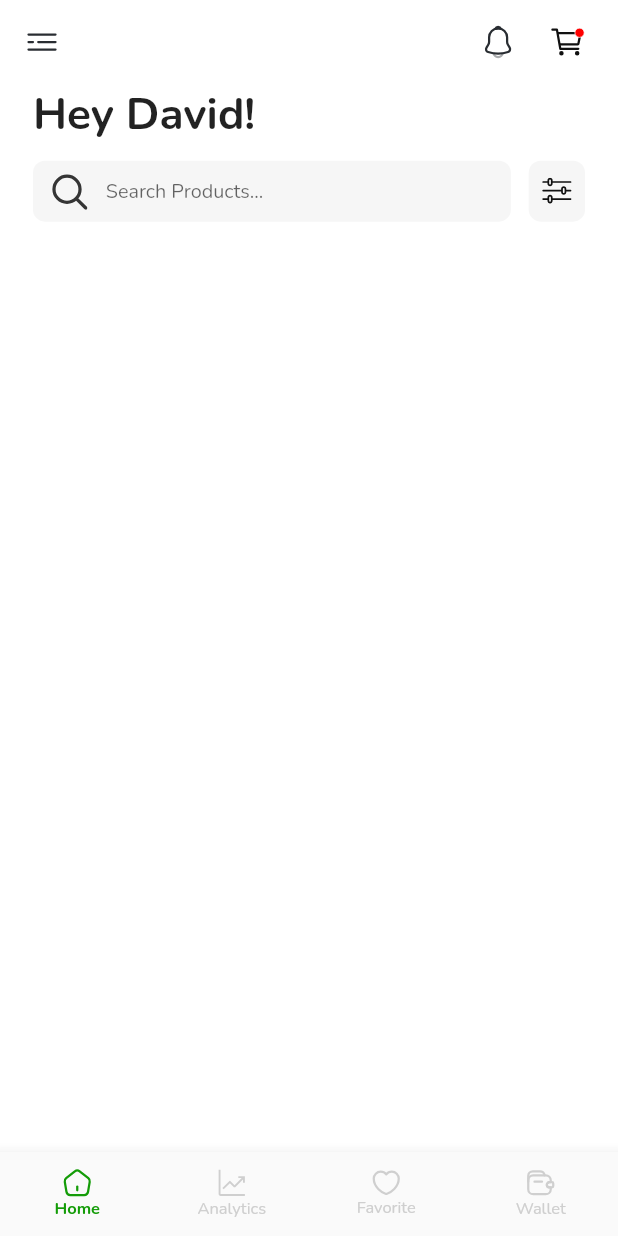
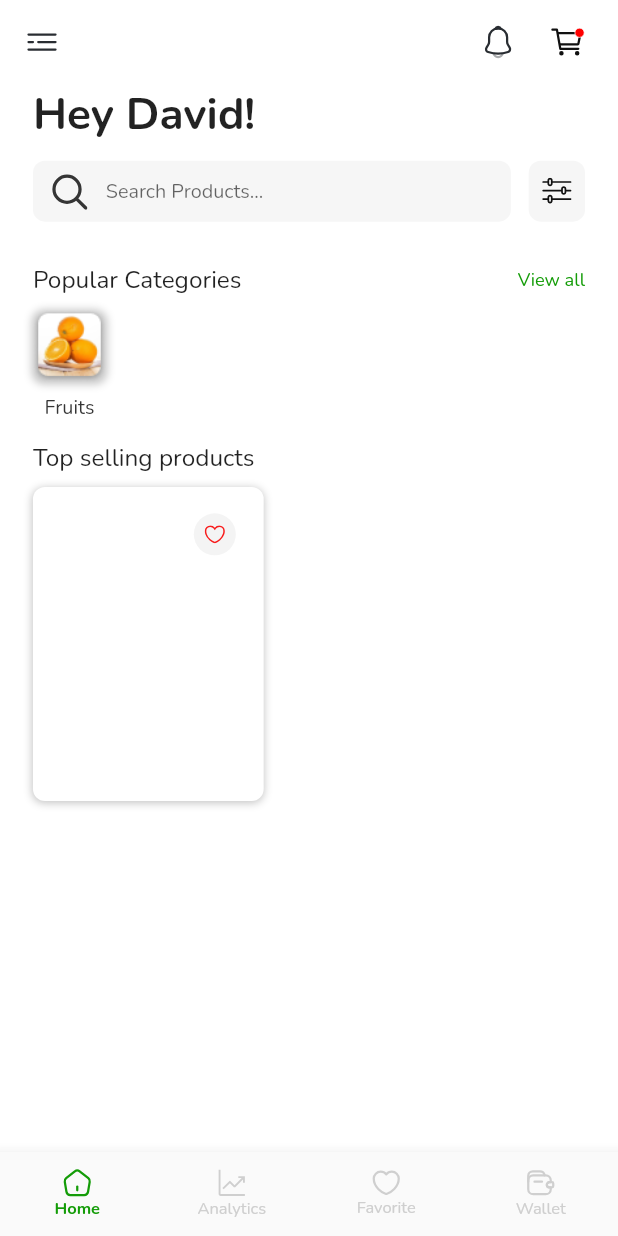
Before and after one commit to Gfash436/GoFarmNG, a Flutter app: the screen it shows after launch, on a phone screen of 412 x 824 dp. Run offline on Flutter 3.47's test engine with Material 2 defaults, Android fonts, the phone set to English and light mode, and no system bars; our stand-ins replace flutter_svg.

Commit message:
top selling products

```diff
--- /dev/null
+++ b/lib/Screens/home_screen/app_bar.dart
@@ -0,0 +1,31 @@
+import 'package:flutter/material.dart';
+import 'package:flutter_svg/flutter_svg.dart';
+
+import '../../Constants/size_config.dart';
+
+AppBar appBar() {
+  return AppBar(
+    backgroundColor: Colors.white,
+    elevation: 0,
+    leading: IconButton(
+      icon: SvgPicture.asset(
+        "assets/icons/menu.svg",
+      ),
+      onPressed: () {},
+    ),
+    actions: [
+      SvgPicture.asset(
+        "assets/icons/notification.svg",
+      ),
+      SizedBox(
+        width: getProportionateScreenWidth(20),
+      ),
+      SvgPicture.asset(
+        "assets/icons/cart.svg",
+      ),
+      SizedBox(
+        width: getProportionateScreenWidth(20),
+      ),
+    ],
+  );
+}
--- a/lib/Screens/home_screen/home_screen.dart
+++ b/lib/Screens/home_screen/home_screen.dart
@@ -5,6 +5,7 @@ import 'package:gofarmng/Widgets/myText.dart';
 
 import '../../Styles/colors.dart';
 import '../../Widgets/search_textformfield.dart';
+import 'app_bar.dart';
 
 class HomeScreen extends StatefulWidget {
   const HomeScreen({super.key});
@@ -26,6 +27,7 @@ class _HomeScreenState extends State<HomeScreen> {
       body: Padding(
         padding: EdgeInsets.only(
           left: getProportionateScreenWidth(20),
+          right: getProportionateScreenWidth(20),
         ),
         child: Column(
           crossAxisAlignment: CrossAxisAlignment.start,
@@ -38,11 +40,131 @@ class _HomeScreenState extends State<HomeScreen> {
             SizedBox(
               height: getProportionateScreenHeight(11),
             ),
-            const SearchTextFormField()
+            const SearchTextFormField(),
+            SizedBox(
+              height: getProportionateScreenHeight(28),
+            ),
+            Row(
+              mainAxisAlignment: MainAxisAlignment.spaceBetween,
+              children: [
+                myText(
+                  text: "Popular Categories",
+                  fontSize: getProportionateScreenHeight(16),
+                ),
+                myText(
+                  text: "View all",
+                  fontSize: getProportionateScreenHeight(12),
+                  color: green,
+                ),
+              ],
+            ),
+            SizedBox(
+              height: getProportionateScreenHeight(
+                8,
+              ),
+            ),
+            SizedBox(
+              height: 72,
+              width: getProportionateScreenHeight(48),
+              child: Column(
+                crossAxisAlignment: CrossAxisAlignment.center,
+                children: [
+                  Container(
+                    height: getProportionateScreenHeight(48),
+                    width: getProportionateScreenHeight(48),
+                    decoration: BoxDecoration(
+                      boxShadow: [
+                        BoxShadow(
+                          color: const Color(0xff111111).withOpacity(.25),
+                          offset: const Offset(0, 1),
+                          blurRadius: 4,
+                          spreadRadius: 0,
+                        ),
+                      ],
+                      borderRadius: BorderRadius.circular(8),
+                      image: const DecorationImage(
+                        image: AssetImage("assets/images/orange.png"),
+                      ),
+                    ),
+                  ),
+                  SizedBox(
+                    height: getProportionateScreenHeight(8),
+                  ),
+                  myText(
+                    text: "Fruits",
+                    color: const Color(0xff353535),
+                    fontSize: getProportionateScreenWidth(12),
+                    fontWeight: FontWeight.w500,
+                  ),
                 ],
               ),
             ),
-      bottomNavigationBar: BottomNavigationBar(
+            SizedBox(
+              height: getProportionateScreenHeight(16),
+            ),
+            Row(
+              children: [
+                myText(
+                  text: "Top selling products",
+                  fontSize: getProportionateScreenHeight(16),
+                ),
+              ],
+            ),
+            SizedBox(
+              height: getProportionateScreenHeight(8),
+            ),
+            Container(
+              padding: EdgeInsets.all(getProportionateScreenWidth(16)),
+              height: getProportionateScreenWidth(
+                190.57,
+              ),
+              width: getProportionateScreenWidth(140),
+              decoration: BoxDecoration(
+                boxShadow: [
+                  BoxShadow(
+                    color: Color(0xff111111).withOpacity(
+                      .25,
+                    ),
+                    offset: Offset(
+                      0,
+                      1,
+                    ),
+                    blurRadius: 4,
+                    spreadRadius: 0,
+                  )
+                ],
+                borderRadius: BorderRadius.circular(
+                  8,
+                ),
+                color: Colors.white,
+              ),
+              child: Column(
+                children: [
+                  Row(
+                    mainAxisAlignment: MainAxisAlignment.end,
+                    children: [
+                      Container(
+                        decoration: BoxDecoration(
+                            shape: BoxShape.circle, color: mainlightGrey),
+                        child: SvgPicture.asset("assets/icons/love.svg"),
+                        padding: EdgeInsets.all(
+                          8,
+                        ),
+                      ),
+                    ],
+                  )
+                ],
+              ),
+            )
+          ],
+        ),
+      ),
+      bottomNavigationBar: bottomNavBar(),
+    );
+  }
+
+  BottomNavigationBar bottomNavBar() {
+    return BottomNavigationBar(
       type: BottomNavigationBarType.fixed,
       currentIndex: _selectedIndex,
       onTap: (value) => setState(() {
@@ -101,34 +223,6 @@ class _HomeScreenState extends State<HomeScreen> {
           ),
         ),
       ],
-      ),
     );
   }
 }
-
-AppBar appBar() {
-  return AppBar(
-    backgroundColor: Colors.white,
-    elevation: 0,
-    leading: IconButton(
-      icon: SvgPicture.asset(
-        "assets/icons/menu.svg",
-      ),
-      onPressed: () {},
-    ),
-    actions: [
-      SvgPicture.asset(
-        "assets/icons/notification.svg",
-      ),
-      SizedBox(
-        width: getProportionateScreenWidth(20),
-      ),
-      SvgPicture.asset(
-        "assets/icons/cart.svg",
-      ),
-      SizedBox(
-        width: getProportionateScreenWidth(20),
-      ),
-    ],
-  );
-}
```
Also changed, not shown: assets/icons/love.svg (added), assets/images/bakery.png (added), assets/images/banana.png (added), assets/images/diary.png (added), assets/images/meat.png (added), assets/images/orange.png (added), assets/images/spices.png (added), assets/images/tuber.png (added). Lines whose indentation alone changed are shown as unchanged.
